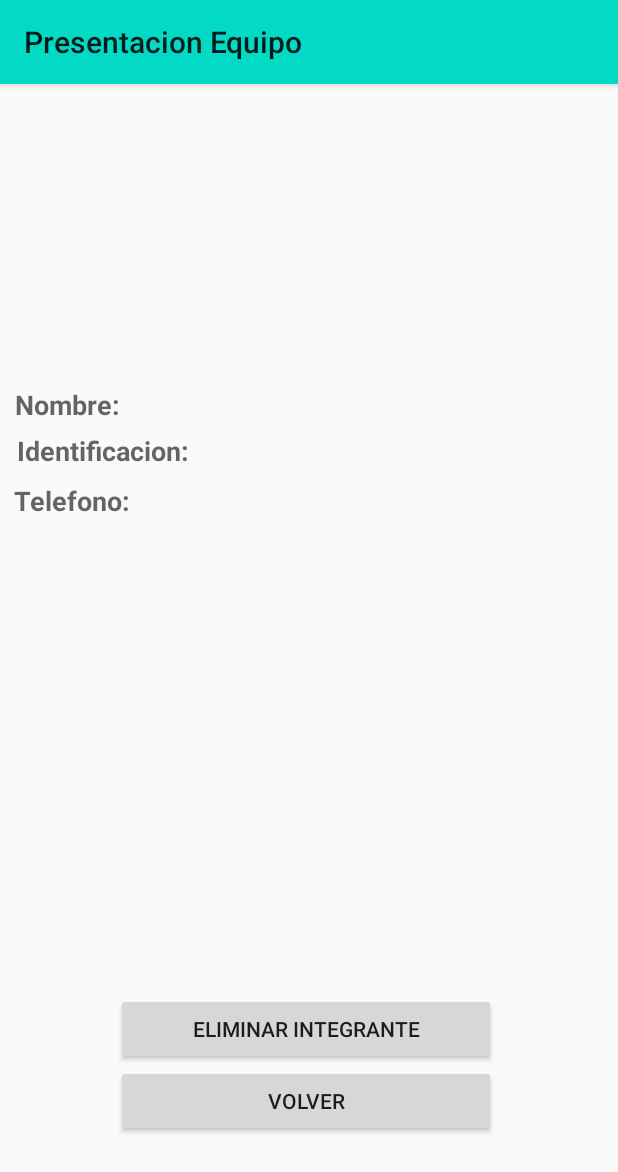
After one commit to yesidvalencia90/presentacionEquipo, an Android app: the EditIntegrantActivity screen opened directly, with no data from a screen before it, on a phone screen of 412 x 824 dp. The commit adds this screen. Shown: the top 1172 px of the screen. Run offline under Robolectric (Android 15) with nearby library versions, the phone set to English and light mode, and no system bars.

Commit message:
Show integrant information.

```diff
--- a/app/src/main/AndroidManifest.xml
+++ b/app/src/main/AndroidManifest.xml
@@ -19,6 +19,7 @@
             </intent-filter>
         </activity>
         <activity android:name=".IntegrantsActivity" />
+        <activity android:name=".EditIntegrantActivity" />
     </application>
 
 </manifest>
--- /dev/null
+++ b/app/src/main/java/com/example/presentacionequipo/EditIntegrantActivity.java
@@ -0,0 +1,73 @@
+package com.example.presentacionequipo;
+
+import android.content.Intent;
+import android.database.Cursor;
+import android.os.Bundle;
+import android.util.Log;
+import android.view.View;
+import android.widget.EditText;
+import android.widget.TextView;
+import android.widget.Toast;
+
+import androidx.annotation.Nullable;
+import androidx.appcompat.app.AppCompatActivity;
+
+public class EditIntegrantActivity extends AppCompatActivity {
+
+    private static final String TAG = "EditIntegrantActivity";
+    DatabaseHelper mDatabaseHelper;
+    private int selectedID;
+    private TextView selectedName;
+    private TextView selectedIden;
+    private TextView phoneSelected;
+
+    @Override
+    protected void onCreate(@Nullable Bundle savedInstanceState) {
+        super.onCreate(savedInstanceState);
+        setContentView(R.layout.edit_integrant_layout);
+        mDatabaseHelper = new DatabaseHelper(this);
+
+        selectedName = findViewById(R.id.selectedName);
+        selectedIden = findViewById(R.id.selectedIden);
+        phoneSelected = findViewById(R.id.phoneSelected);
+
+        Intent getExtras = getIntent();
+        selectedID = getExtras.getIntExtra("id", -1);
+        if(selectedID > -1){
+            Cursor integrant = mDatabaseHelper.getIntegrantById(selectedID);
+            populateIntegrantInfo(integrant);
+        }else {
+            toastMessage("Ocurrio un error.");
+            Intent getBackToIntegrants = new Intent(EditIntegrantActivity.this, IntegrantsActivity.class);
+            startActivity(getBackToIntegrants);
+        }
+    }
+
+    private void populateIntegrantInfo(Cursor integrant) {
+        while(integrant.moveToNext()){
+            Log.d(TAG, "Nombre: " + integrant.getString(1)
+                    + " APELLIDO: " + integrant.getString(2) + " CC: "
+                    + integrant.getString(3) + " TELEFONO: "
+                    + integrant.getString(4) + " FOTO "
+                    + integrant.getString(5));
+            selectedName.setText(integrant.getString(1) + " " + integrant.getString(2));
+            selectedIden.setText(integrant.getString(3));
+            phoneSelected.setText(integrant.getString(4));
+            selectedName.setVisibility(View.VISIBLE);
+            selectedIden.setVisibility(View.VISIBLE);
+            phoneSelected.setVisibility(View.VISIBLE);
+        }
+    }
+
+    public void backToIntegrats(View view) {
+        Intent getBackToIntegrants = new Intent(EditIntegrantActivity.this, IntegrantsActivity.class);
+        startActivity(getBackToIntegrants);
+    }
+
+    public void deleteIntegrant(View view) {
+    }
+
+    private void toastMessage(String message){
+        Toast.makeText(this, message, Toast.LENGTH_LONG).show();
+    }
+}
--- /dev/null
+++ b/app/src/main/res/layout/edit_integrant_layout.xml
@@ -0,0 +1,120 @@
+<?xml version="1.0" encoding="utf-8"?>
+<RelativeLayout xmlns:android="http://schemas.android.com/apk/res/android"
+    android:layout_width="match_parent"
+    android:layout_height="match_parent"
+    android:orientation="vertical">
+
+    <LinearLayout
+        android:layout_width="253dp"
+        android:layout_height="wrap_content"
+        android:layout_alignParentEnd="true"
+        android:layout_alignParentRight="true"
+        android:layout_alignParentBottom="true"
+        android:layout_marginEnd="81dp"
+        android:layout_marginRight="81dp"
+        android:layout_marginBottom="66dp"
+        android:orientation="vertical"
+        android:weightSum="100">
+
+        <Button
+            android:id="@+id/deleteIntegrant"
+            android:layout_width="match_parent"
+            android:layout_height="wrap_content"
+            android:onClick="deleteIntegrant"
+            android:text="@string/deleteIntegrant" />
+
+        <Button
+            android:id="@+id/backToIntegrants"
+            style="@style/Widget.AppCompat.Button"
+            android:layout_width="match_parent"
+            android:layout_height="wrap_content"
+            android:onClick="backToIntegrats"
+            android:text="@string/bactToIntegrant" />
+
+    </LinearLayout>
+
+    <TextView
+        android:layout_width="wrap_content"
+        android:layout_height="wrap_content"
+        android:layout_alignParentEnd="true"
+        android:layout_alignParentRight="true"
+        android:layout_alignParentBottom="true"
+        android:layout_marginEnd="332dp"
+        android:layout_marginRight="332dp"
+        android:layout_marginBottom="542dp"
+        android:textStyle="bold"
+        android:text="Nombre:"
+        android:textAppearance="@style/TextAppearance.AppCompat.Medium" />
+
+    <TextView
+        android:id="@+id/selectedName"
+        android:layout_width="269dp"
+        android:layout_height="wrap_content"
+        android:layout_alignParentEnd="true"
+        android:layout_alignParentRight="true"
+        android:layout_alignParentBottom="true"
+        android:layout_marginEnd="8dp"
+        android:layout_marginRight="8dp"
+        android:layout_marginBottom="542dp"
+        android:text="selectedName"
+        android:textAppearance="@style/TextAppearance.AppCompat.Medium"
+        android:visibility="invisible" />
+
+    <TextView
+        android:id="@+id/textView7"
+        android:layout_width="wrap_content"
+        android:layout_height="wrap_content"
+        android:layout_alignParentEnd="true"
+        android:layout_alignParentRight="true"
+        android:layout_alignParentBottom="true"
+        android:layout_marginEnd="286dp"
+        android:layout_marginRight="286dp"
+        android:layout_marginBottom="511dp"
+        android:text="Identificacion:"
+        android:textAppearance="@style/TextAppearance.AppCompat.Medium"
+        android:textStyle="bold" />
+
+    <TextView
+        android:id="@+id/selectedIden"
+        android:layout_width="269dp"
+        android:layout_height="wrap_content"
+        android:layout_alignParentEnd="true"
+        android:layout_alignParentRight="true"
+        android:layout_alignParentBottom="true"
+        android:layout_marginEnd="8dp"
+        android:layout_marginRight="8dp"
+        android:layout_marginBottom="511dp"
+        android:text="selectedIden"
+        android:textAppearance="@style/TextAppearance.AppCompat.Medium"
+        android:visibility="invisible" />
+
+    <TextView
+        android:id="@+id/textView9"
+        android:layout_width="wrap_content"
+        android:layout_height="wrap_content"
+        android:layout_alignParentEnd="true"
+        android:layout_alignParentRight="true"
+        android:layout_alignParentBottom="true"
+        android:layout_marginEnd="325dp"
+        android:layout_marginRight="325dp"
+        android:layout_marginBottom="478dp"
+        android:text="Telefono:"
+        android:textAppearance="@style/TextAppearance.AppCompat.Medium"
+        android:textStyle="bold" />
+
+    <TextView
+        android:id="@+id/phoneSelected"
+        android:layout_width="269dp"
+        android:layout_height="wrap_content"
+        android:layout_alignParentEnd="true"
+        android:layout_alignParentRight="true"
+        android:layout_alignParentBottom="true"
+        android:layout_marginEnd="6dp"
+        android:layout_marginRight="6dp"
+        android:layout_marginBottom="479dp"
+        android:text="phoneSelected"
+        android:textAppearance="@style/TextAppearance.AppCompat.Medium"
+        android:visibility="invisible" />
+
+
+</RelativeLayout>
--- a/app/src/main/res/values/strings.xml
+++ b/app/src/main/res/values/strings.xml
@@ -10,4 +10,7 @@
     <string name="date">Fecha de Nacimiento</string>
     <string name="cancelForm">Cancelar</string>
     <string name="sendForm">Guardar</string>
+    <string name="formCc">Identificacion</string>
+    <string name="deleteIntegrant">Eliminar Integrante</string>
+    <string name="bactToIntegrant">Volver</string>
 </resources>
```
Also changed, not shown: app/src/main/java/com/example/presentacionequipo/DatabaseHelper.java (+29 -3 lines), app/src/main/java/com/example/presentacionequipo/FormActivity.java (+38 -7 lines), app/src/main/java/com/example/presentacionequipo/IntegrantsActivity.java (+31 -1 lines), app/src/main/res/layout/activity_form.xml (+13 -1 lines).
